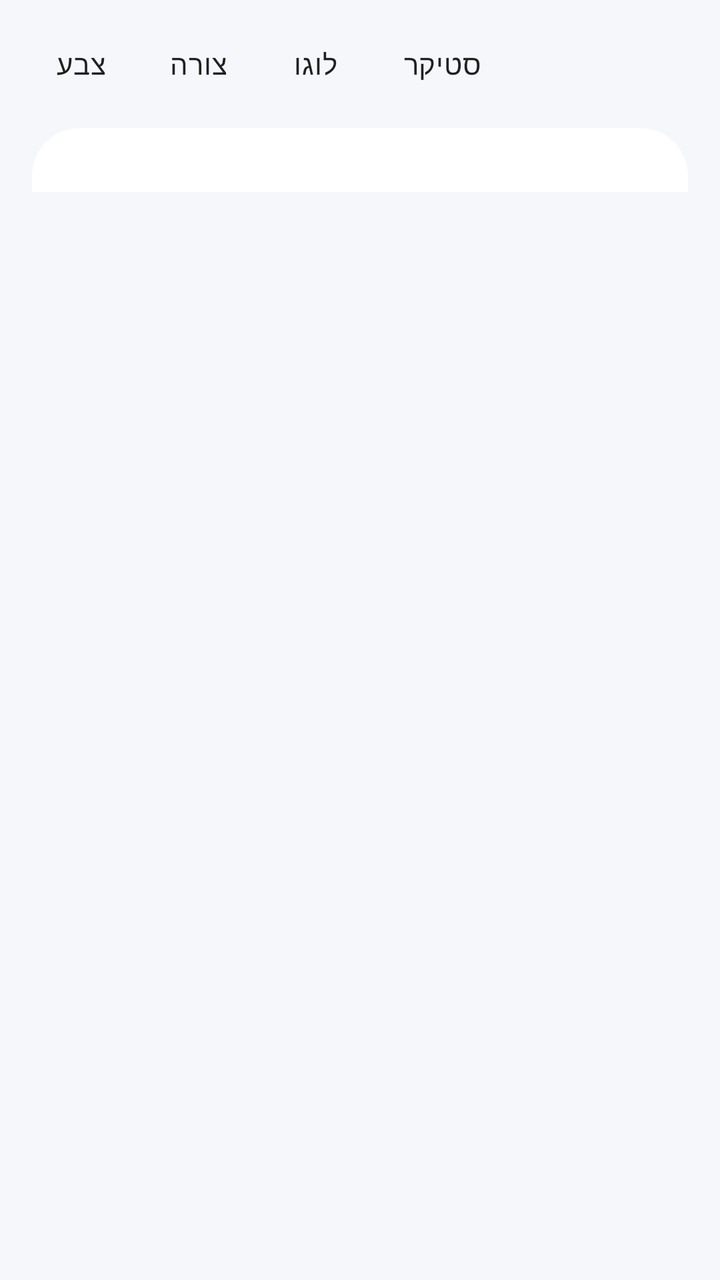
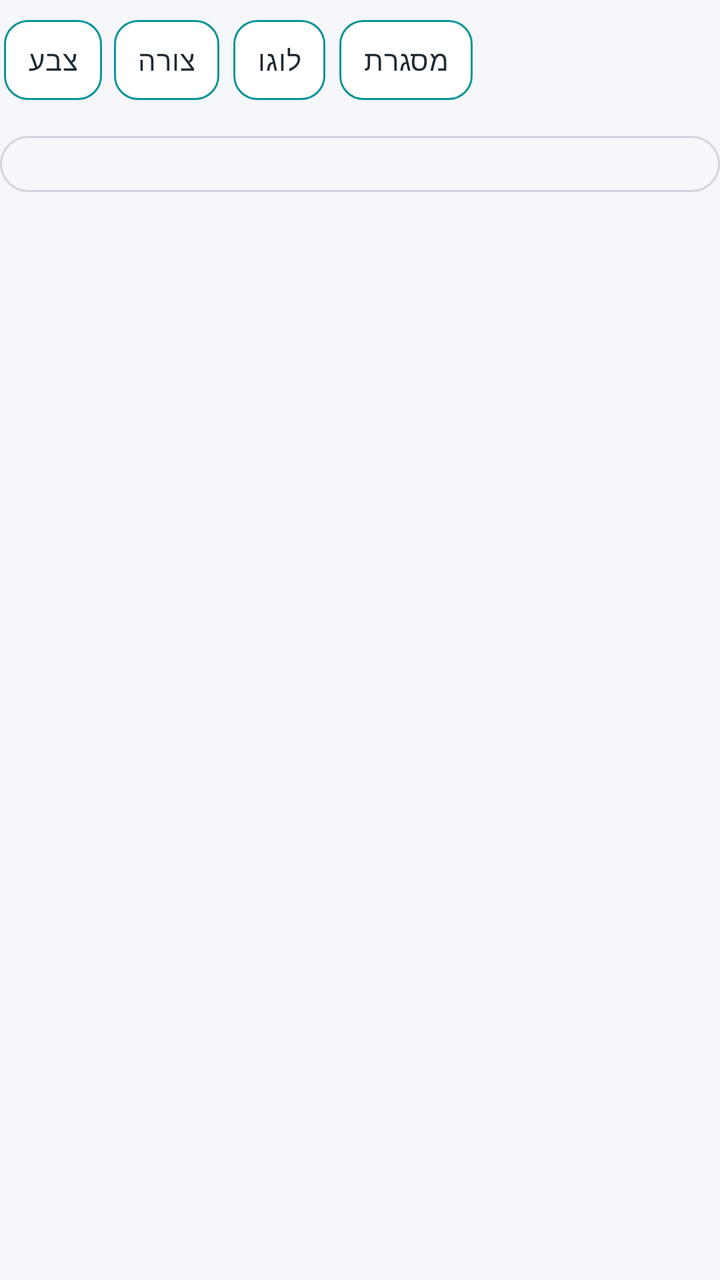

Screens rendered from an Android XML layout before and after an edit, with the pre-edit source and the edit as a unified diff.
<!-- AndroidManifest.xml: application theme Theme.MyApplication -->
<!-- res/layout/view_qr_style_panel.xml -->
<?xml version="1.0" encoding="utf-8"?>
<LinearLayout xmlns:android="http://schemas.android.com/apk/res/android"
    xmlns:app="http://schemas.android.com/apk/res-auto"
    android:layout_width="match_parent"
    android:layout_height="wrap_content"
    android:orientation="vertical">

    <HorizontalScrollView
        android:layout_width="match_parent"
        android:layout_height="wrap_content"
        android:scrollbars="none">

        <com.google.android.material.chip.ChipGroup
            android:id="@+id/styleTabGroup"
            android:layout_width="wrap_content"
            android:layout_height="wrap_content"
            android:paddingHorizontal="16dp"
            android:paddingVertical="8dp"
            app:singleSelection="true">

            <com.google.android.material.chip.Chip
                android:id="@+id/tabColor"
                style="@style/Widget.MaterialComponents.Chip.Choice"
                android:layout_width="wrap_content"
                android:layout_height="wrap_content"
                android:text="צבע"
                app:chipBackgroundColor="@color/background" />

            <com.google.android.material.chip.Chip
                android:id="@+id/tabShape"
                style="@style/Widget.MaterialComponents.Chip.Choice"
                android:layout_width="wrap_content"
                android:layout_height="wrap_content"
                android:text="צורה"
                app:chipBackgroundColor="@color/background" />

            <com.google.android.material.chip.Chip
                android:id="@+id/tabLogo"
                style="@style/Widget.MaterialComponents.Chip.Choice"
                android:layout_width="wrap_content"
                android:layout_height="wrap_content"
                android:text="לוגו"
                app:chipBackgroundColor="@color/background" />

            <com.google.android.material.chip.Chip
                android:id="@+id/tabSticker"
                style="@style/Widget.MaterialComponents.Chip.Choice"
                android:layout_width="wrap_content"
                android:layout_height="wrap_content"
                android:text="סטיקר"
                app:chipBackgroundColor="@color/background" />

        </com.google.android.material.chip.ChipGroup>
    </HorizontalScrollView>

    <FrameLayout
        android:id="@+id/tabContentContainer"
        android:layout_width="match_parent"
        android:layout_height="wrap_content"
        android:padding="16dp"
        android:background="@drawable/bg_sheet"
        android:layout_marginHorizontal="16dp"
        android:layout_marginBottom="16dp">

        

    </FrameLayout>

</LinearLayout>
<!-- resources referenced by this layout -->
<resources>
  <color name="background">#F5F7FB</color>
  <!-- drawable bg_sheet (drawable) -->
  <?xml version="1.0" encoding="utf-8"?>
  <shape xmlns:android="http://schemas.android.com/apk/res/android">
      <solid android:color="@color/surface" />
      <corners
          android:topLeftRadius="24dp"
          android:topRightRadius="24dp" />
  </shape>
  <style name="Theme.MyApplication" parent="Theme.MaterialComponents.Light.NoActionBar">
          <item name="colorPrimary">@color/primary</item>
          <item name="colorPrimaryVariant">@color/primary_variant</item>
          <item name="colorOnPrimary">@color/on_primary</item>
          <item name="android:windowBackground">@color/background</item>
          <item name="android:statusBarColor">@color/background</item>
          <item name="android:windowLightStatusBar">true</item>
      </style>
  <color name="surface">#FFFFFF</color>
  <color name="primary">#0A9396</color>
  <color name="primary_variant">#005F73</color>
  <color name="on_primary">#FFFFFF</color>
</resources>

<!-- the commit's change to res/layout/view_qr_style_panel.xml (unified diff, before → after) -->
@@ -5,65 +5,80 @@
     android:layout_height="wrap_content"
     android:orientation="vertical">
 
-    <HorizontalScrollView
+    <com.google.android.material.chip.ChipGroup
+        android:id="@+id/styleTabGroup"
         android:layout_width="match_parent"
         android:layout_height="wrap_content"
-        android:scrollbars="none">
+        android:paddingHorizontal="2dp"
+        android:paddingVertical="6dp"
+        app:chipSpacingHorizontal="6dp"
+        app:singleSelection="true"
+        app:selectionRequired="true">
 
-        <com.google.android.material.chip.ChipGroup
-            android:id="@+id/styleTabGroup"
+        <com.google.android.material.chip.Chip
+            android:id="@+id/tabColor"
+            style="@style/Widget.MaterialComponents.Chip.Choice"
             android:layout_width="wrap_content"
             android:layout_height="wrap_content"
-            android:paddingHorizontal="16dp"
-            android:paddingVertical="8dp"
-            app:singleSelection="true">
+            android:text="צבע"
+            android:textColor="@color/chip_style_tab_text"
+            app:checkedIconVisible="false"
+            app:chipBackgroundColor="@color/chip_style_tab_bg"
+            app:chipCornerRadius="12dp"
+            app:chipMinHeight="40dp"
+            app:chipStrokeColor="@color/primary"
+            app:chipStrokeWidth="1dp" />
 
-            <com.google.android.material.chip.Chip
-                android:id="@+id/tabColor"
-                style="@style/Widget.MaterialComponents.Chip.Choice"
-                android:layout_width="wrap_content"
-                android:layout_height="wrap_content"
-                android:text="צבע"
-                app:chipBackgroundColor="@color/background" />
+        <com.google.android.material.chip.Chip
+            android:id="@+id/tabShape"
+            style="@style/Widget.MaterialComponents.Chip.Choice"
+            android:layout_width="wrap_content"
+            android:layout_height="wrap_content"
+            android:text="צורה"
+            android:textColor="@color/chip_style_tab_text"
+            app:checkedIconVisible="false"
+            app:chipBackgroundColor="@color/chip_style_tab_bg"
+            app:chipCornerRadius="12dp"
+            app:chipMinHeight="40dp"
+            app:chipStrokeColor="@color/primary"
+            app:chipStrokeWidth="1dp" />
 
-            <com.google.android.material.chip.Chip
-                android:id="@+id/tabShape"
-                style="@style/Widget.MaterialComponents.Chip.Choice"
-                android:layout_width="wrap_content"
-                android:layout_height="wrap_content"
-                android:text="צורה"
-                app:chipBackgroundColor="@color/background" />
+        <com.google.android.material.chip.Chip
+            android:id="@+id/tabLogo"
+            style="@style/Widget.MaterialComponents.Chip.Choice"
+            android:layout_width="wrap_content"
+            android:layout_height="wrap_content"
+            android:text="לוגו"
+            android:textColor="@color/chip_style_tab_text"
+            app:checkedIconVisible="false"
+            app:chipBackgroundColor="@color/chip_style_tab_bg"
+            app:chipCornerRadius="12dp"
+            app:chipMinHeight="40dp"
+            app:chipStrokeColor="@color/primary"
+            app:chipStrokeWidth="1dp" />
 
-            <com.google.android.material.chip.Chip
-                android:id="@+id/tabLogo"
-                style="@style/Widget.MaterialComponents.Chip.Choice"
-                android:layout_width="wrap_content"
-                android:layout_height="wrap_content"
-                android:text="לוגו"
-                app:chipBackgroundColor="@color/background" />
+        <com.google.android.material.chip.Chip
+            android:id="@+id/tabSticker"
+            style="@style/Widget.MaterialComponents.Chip.Choice"
+            android:layout_width="wrap_content"
+            android:layout_height="wrap_content"
+            android:text="מסגרת"
+            android:textColor="@color/chip_style_tab_text"
+            app:checkedIconVisible="false"
+            app:chipBackgroundColor="@color/chip_style_tab_bg"
+            app:chipCornerRadius="12dp"
+            app:chipMinHeight="40dp"
+            app:chipStrokeColor="@color/primary"
+            app:chipStrokeWidth="1dp" />
 
-            <com.google.android.material.chip.Chip
-                android:id="@+id/tabSticker"
-                style="@style/Widget.MaterialComponents.Chip.Choice"
-                android:layout_width="wrap_content"
-                android:layout_height="wrap_content"
-                android:text="סטיקר"
-                app:chipBackgroundColor="@color/background" />
-
-        </com.google.android.material.chip.ChipGroup>
-    </HorizontalScrollView>
+    </com.google.android.material.chip.ChipGroup>
 
     <FrameLayout
         android:id="@+id/tabContentContainer"
         android:layout_width="match_parent"
         android:layout_height="wrap_content"
-        android:padding="16dp"
-        android:background="@drawable/bg_sheet"
-        android:layout_marginHorizontal="16dp"
-        android:layout_marginBottom="16dp">
-
-        
-
-    </FrameLayout>
+        android:layout_marginTop="8dp"
+        android:background="@drawable/bg_generator_content_box"
+        android:padding="14dp" />
 
 </LinearLayout>
<!-- resource entries referenced after the edit -->
@@ -1,14 +1,7 @@
 <!-- resources referenced by this layout -->
 <resources>
   <color name="background">#F5F7FB</color>
-  <!-- drawable bg_sheet (drawable) -->
-  <?xml version="1.0" encoding="utf-8"?>
-  <shape xmlns:android="http://schemas.android.com/apk/res/android">
-      <solid android:color="@color/surface" />
-      <corners
-          android:topLeftRadius="24dp"
-          android:topRightRadius="24dp" />
-  </shape>
+  <color name="border">#D1D5DB</color>
   <style name="Theme.MyApplication" parent="Theme.MaterialComponents.Light.NoActionBar">
           <item name="colorPrimary">@color/primary</item>
           <item name="colorPrimaryVariant">@color/primary_variant</item>
@@ -17,8 +10,17 @@
           <item name="android:statusBarColor">@color/background</item>
           <item name="android:windowLightStatusBar">true</item>
       </style>
-  <color name="surface">#FFFFFF</color>
   <color name="primary">#0A9396</color>
+  <!-- drawable bg_generator_content_box (drawable) -->
+  <?xml version="1.0" encoding="utf-8"?>
+  <shape xmlns:android="http://schemas.android.com/apk/res/android"
+      android:shape="rectangle">
+      <solid android:color="@color/background" />
+      <corners android:radius="16dp" />
+      <stroke
+          android:width="1dp"
+          android:color="@color/border" />
+  </shape>
   <color name="primary_variant">#005F73</color>
   <color name="on_primary">#FFFFFF</color>
 </resources>
